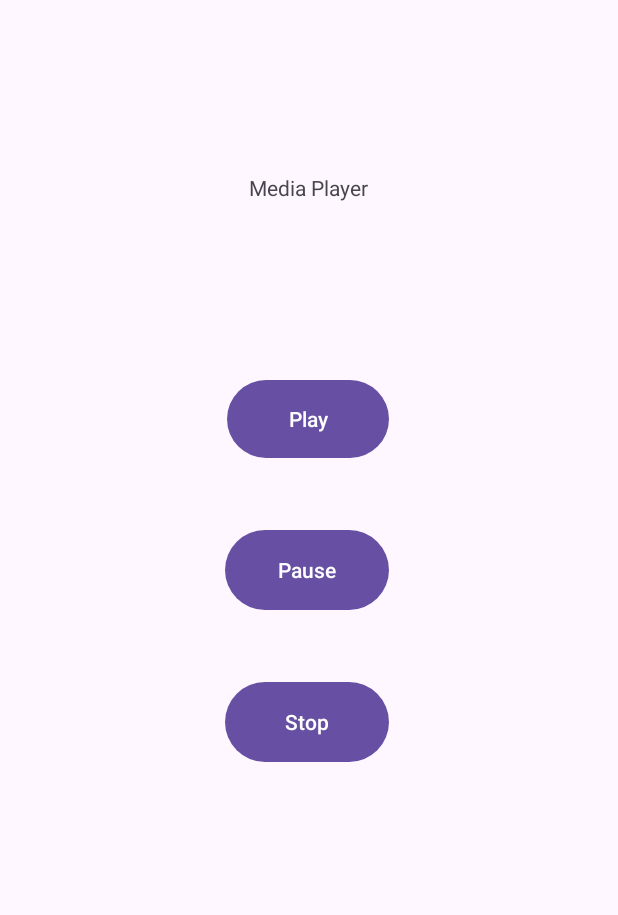
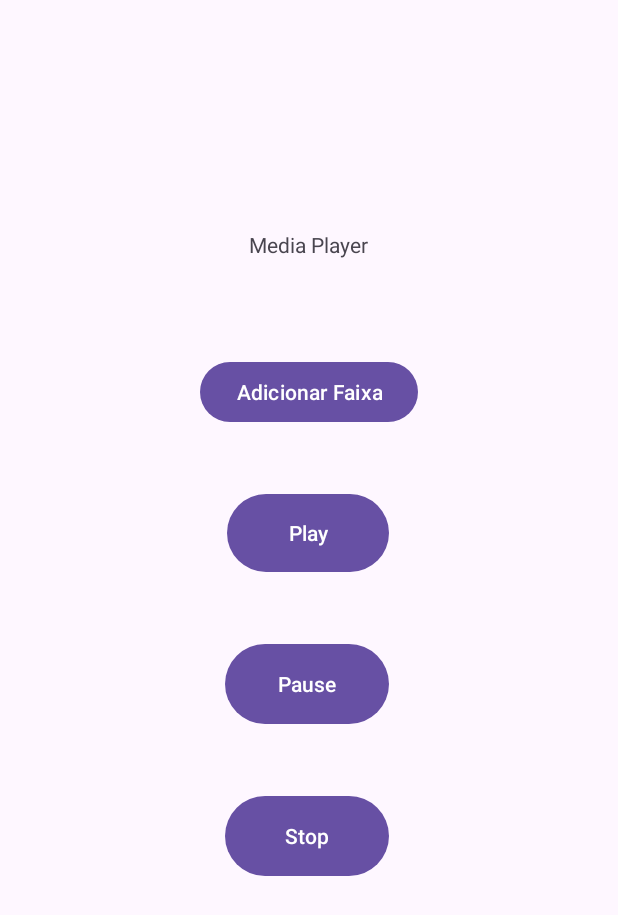
Before and after one commit to manofern/AudioServiceG10, an Android app: the screen it shows after launch (MainActivity), after a tap on "Play", on a phone screen of 412 x 824 dp. Shown: the top 915 px of the screen. Run offline under Robolectric (Android 15) with nearby library versions, the light colour scheme and no system bars.

Commit message:
fix issues

```diff
--- a/app/src/main/java/com/manofern/audioserviceaula/MainActivity.java
+++ b/app/src/main/java/com/manofern/audioserviceaula/MainActivity.java
@@ -1,12 +1,14 @@
 package com.manofern.audioserviceaula;
 
 import android.content.Intent;
+import android.net.Uri;
 import android.os.Bundle;
 import android.util.Log;
 import android.view.View;
 import android.widget.Button;
 
 import androidx.activity.EdgeToEdge;
+import androidx.annotation.Nullable;
 import androidx.appcompat.app.AppCompatActivity;
 import androidx.core.graphics.Insets;
 import androidx.core.view.ViewCompat;
@@ -14,7 +16,8 @@ import androidx.core.view.WindowInsetsCompat;
 
 public class MainActivity extends AppCompatActivity {
 
-    private static final String AUDIO_PATH = "/sdcard/Music/musica.mp3"; // <-- Ajuste o caminho conforme necessário
+    private static final int PICK_AUDIO_REQUEST = 1;
+    private String selectedAudioUri = null;
 
     @Override
     protected void onCreate(Bundle savedInstanceState) {
@@ -30,39 +33,52 @@ public class MainActivity extends AppCompatActivity {
         Button btnPlay = findViewById(R.id.btnPlay);
         Button btnPause = findViewById(R.id.btnPause);
         Button btnStop = findViewById(R.id.btnStop);
+        Button btnAddTrack = findViewById(R.id.btnAddTrack);
 
-        btnPlay.setOnClickListener(new View.OnClickListener() {
-            @Override
-            public void onClick(View v) {
+        btnAddTrack.setOnClickListener(v -> {
+            Intent intent = new Intent(Intent.ACTION_GET_CONTENT);
+            intent.setType("audio/*");
+            startActivityForResult(Intent.createChooser(intent, "Escolha uma faixa de áudio"), PICK_AUDIO_REQUEST);
+        });
+
+        btnPlay.setOnClickListener(v -> {
             Log.i("AudioServiceMainActivity", "btnPlay");
 
+            if (selectedAudioUri != null) {
                 Intent intent = new Intent(MainActivity.this, AudioService.class);
                 intent.setAction("PLAY");
-                intent.putExtra("path", AUDIO_PATH);
+                intent.putExtra("path", selectedAudioUri); // URI como string
                 startService(intent);
+            } else {
+                Log.e("AudioServiceMainActivity", "Nenhuma faixa selecionada");
             }
         });
 
-        btnPause.setOnClickListener(new View.OnClickListener() {
-            @Override
-            public void onClick(View v) {
+        btnPause.setOnClickListener(v -> {
             Log.i("AudioServiceMainActivity", "btnPause");
-
             Intent intent = new Intent(MainActivity.this, AudioService.class);
             intent.setAction("PAUSE");
             startService(intent);
-            }
         });
 
-        btnStop.setOnClickListener(new View.OnClickListener() {
-            @Override
-            public void onClick(View v) {
+        btnStop.setOnClickListener(v -> {
             Log.i("AudioServiceMainActivity", "btnStop");
-
             Intent intent = new Intent(MainActivity.this, AudioService.class);
             intent.setAction("STOP");
             startService(intent);
-            }
         });
     }
+
+    @Override
+    protected void onActivityResult(int requestCode, int resultCode, @Nullable Intent data) {
+        super.onActivityResult(requestCode, resultCode, data);
+
+        if (requestCode == PICK_AUDIO_REQUEST && resultCode == RESULT_OK && data != null) {
+            Uri uri = data.getData();
+            if (uri != null) {
+                selectedAudioUri = uri.toString();
+                Log.i("AudioServiceMainActivity", "URI selecionada: " + selectedAudioUri);
             }
+        }
+    }
+}
--- a/app/src/main/res/layout/activity_main.xml
+++ b/app/src/main/res/layout/activity_main.xml
@@ -12,11 +12,22 @@
         android:layout_width="wrap_content"
         android:layout_height="wrap_content"
         android:text="Media Player"
-        app:layout_constraintBottom_toTopOf="@+id/btnPlay"
+        app:layout_constraintBottom_toTopOf="@+id/btnAddTrack"
         app:layout_constraintEnd_toEndOf="parent"
         app:layout_constraintHorizontal_bias="0.498"
         app:layout_constraintStart_toStartOf="parent"
-        app:layout_constraintTop_toTopOf="parent" />
+        app:layout_constraintTop_toTopOf="parent"
+        app:layout_constraintVertical_bias="0.704" />
+
+    <Button
+        android:id="@+id/btnAddTrack"
+        android:layout_width="wrap_content"
+        android:layout_height="wrap_content"
+        android:layout_marginBottom="40dp"
+        android:text="Adicionar Faixa"
+        app:layout_constraintBottom_toTopOf="@+id/btnPlay"
+        app:layout_constraintEnd_toEndOf="parent"
+        app:layout_constraintStart_toStartOf="parent" />
 
     <Button
         android:id="@+id/btnPlay"
@@ -44,7 +55,7 @@
         android:id="@+id/btnStop"
         android:layout_width="109dp"
         android:layout_height="61dp"
-        android:layout_marginBottom="312dp"
+        android:layout_marginBottom="236dp"
         android:text="Stop"
         app:layout_constraintBottom_toBottomOf="parent"
         app:layout_constraintEnd_toEndOf="parent"
```
Also changed, not shown: app/src/main/AndroidManifest.xml (+9 -1 lines), app/src/main/java/com/manofern/audioserviceaula/AudioService.java (+42 -15 lines). Lines whose indentation alone changed are shown as unchanged.
